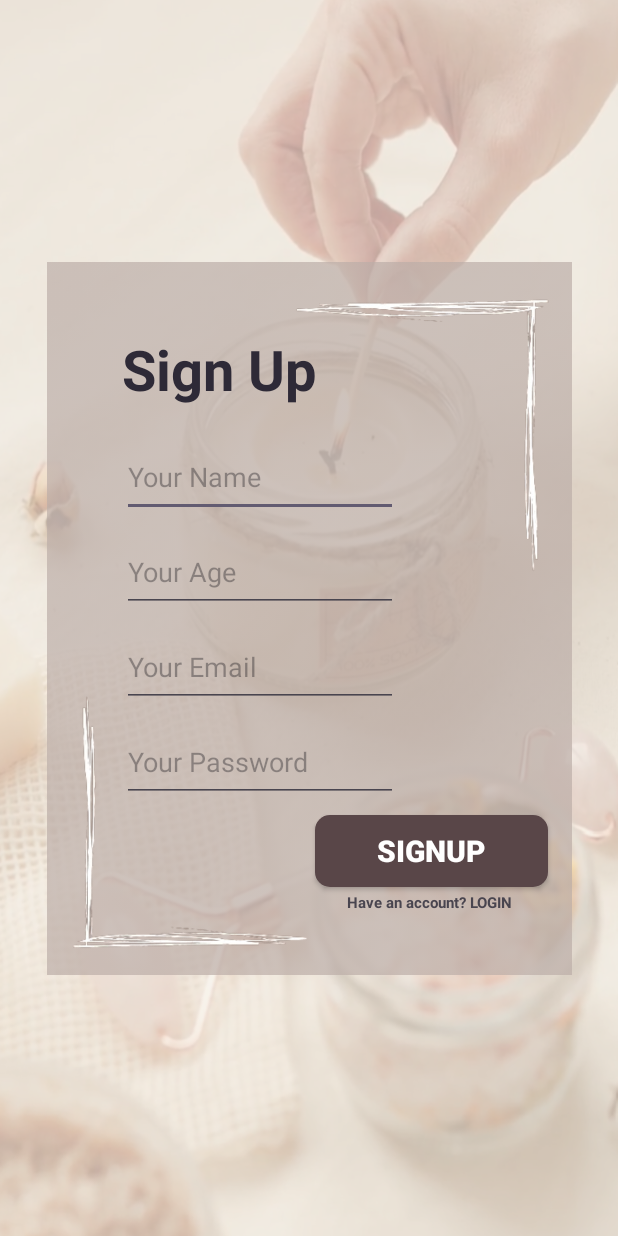
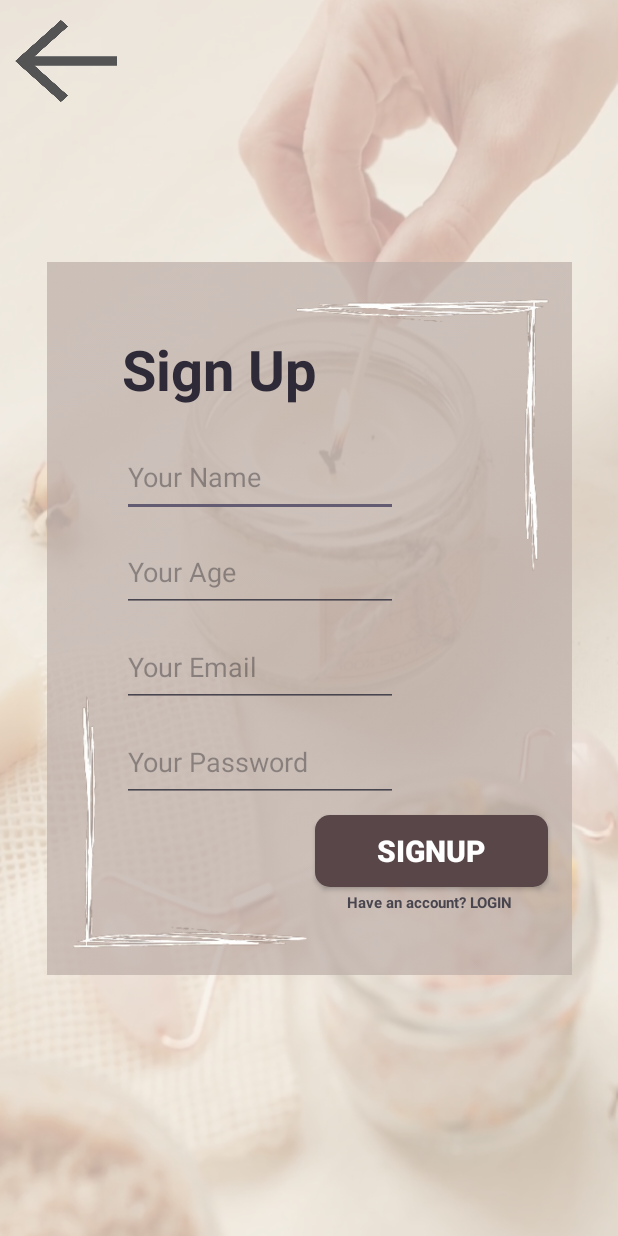
Before and after one commit to shahad789/AndroidBlissFullTouchProject, an Android app: the signUp screen opened directly, with no data from a screen before it, on a phone screen of 412 x 824 dp. Run offline under Robolectric (Android 15) with nearby library versions, the phone set to English and light mode, and no system bars.

Commit message:
added back

```diff
--- a/app/src/main/res/layout/activity_sign_up.xml
+++ b/app/src/main/res/layout/activity_sign_up.xml
@@ -132,4 +132,15 @@
         app:layout_constraintTop_toBottomOf="@+id/btn_signUp" />
 
 
+    <ImageView
+        android:id="@+id/backArrow"
+        android:layout_width="68dp"
+        android:layout_height="61dp"
+        android:layout_marginStart="10dp"
+        android:layout_marginTop="10dp"
+        app:layout_constraintStart_toStartOf="parent"
+        app:layout_constraintTop_toTopOf="parent"
+        app:srcCompat="@drawable/back" />
+
+
 </androidx.constraintlayout.widget.ConstraintLayout>
```
